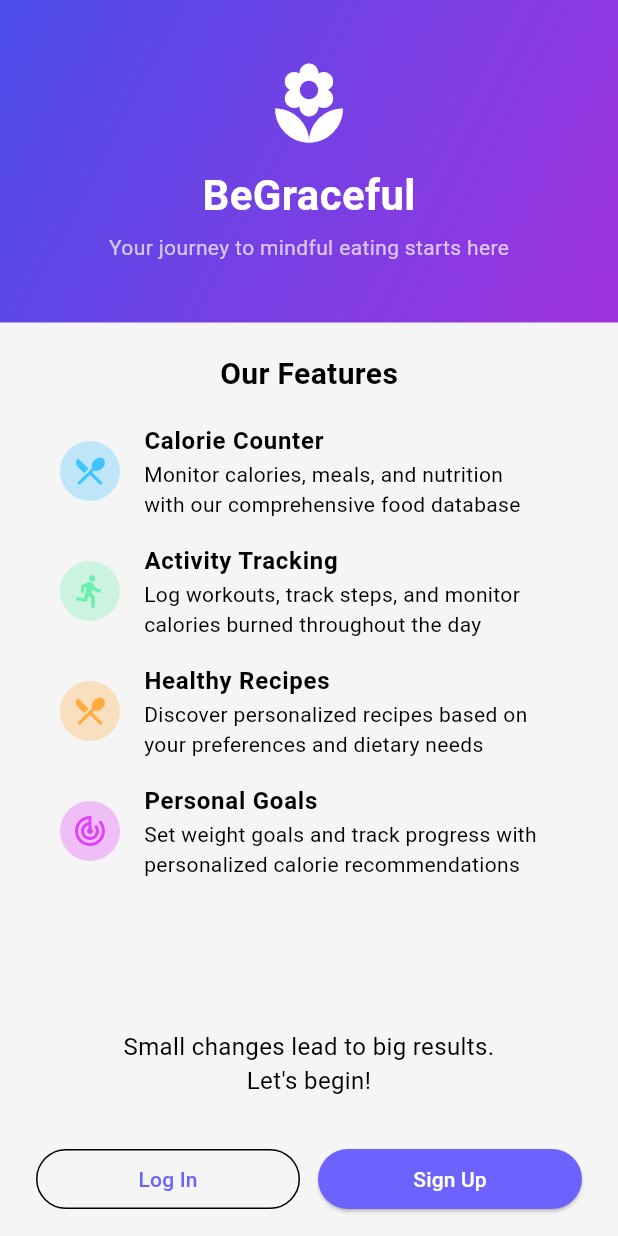
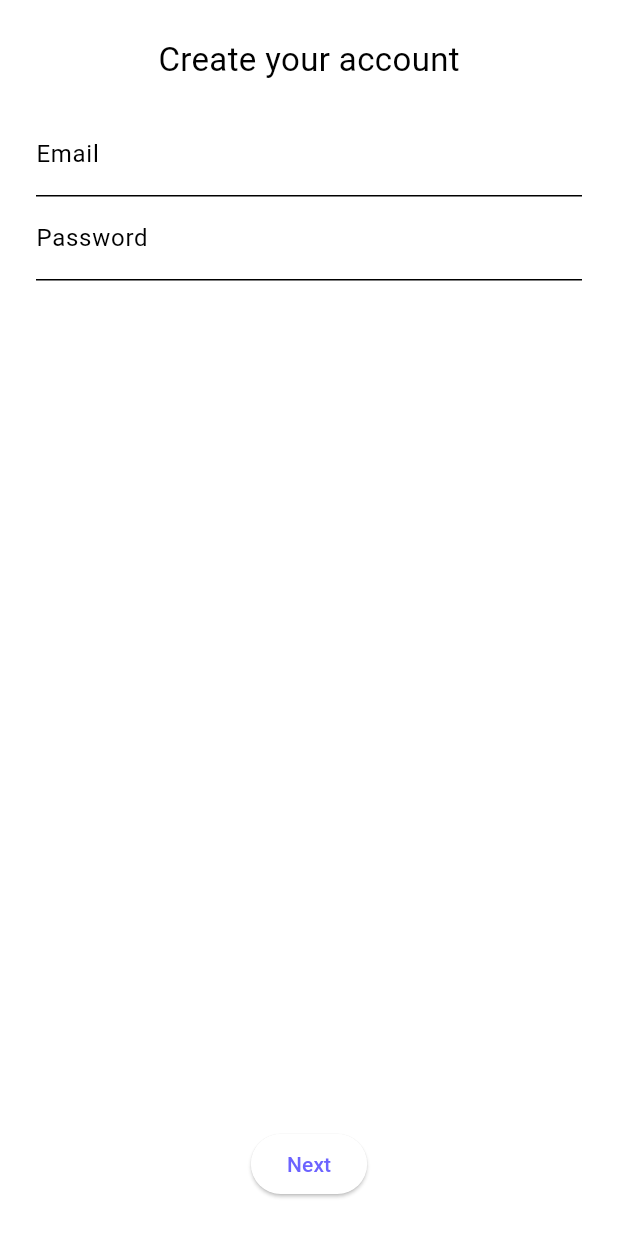
Before and after one commit to Retr0-46/BeGraceful, a Flutter app: the screen it shows after launch, after a tap on "Log In", on a phone screen of 412 x 824 dp. Run offline on Flutter 3.47's test engine with Material 3 defaults, Android fonts, the phone set to English and light mode, and no system bars.

Commit message:
registration draft

```diff
--- /dev/null
+++ b/frontend/lib/src/models/registration_data.dart
@@ -0,0 +1,22 @@
+class RegistrationData {
+  // Step 1
+  String? email;
+  String? password;
+
+  // Step 2
+  String? username;
+  String? gender;
+  DateTime? birthDate;
+  double? height;
+  double? weight;
+  String? activityLevel;
+  String? goal;
+  double? goalWeight;
+
+/*   // Step 3 - optional
+  List<String>? dietaryPreferences;
+  List<String>? allergies;
+  List<String>? healthConsitions; */
+
+  RegistrationData();
+}
--- /dev/null
+++ b/frontend/lib/src/services/auth_service.dart
@@ -0,0 +1,38 @@
+import 'package:http/http.dart' as http;
+import 'dart:convert';
+
+import '../models/registration_data.dart';
+
+class AuthService {
+  static Future<bool> register(String email, String password) async {
+    final response = await http.post(
+      Uri.parse('https://your-backend.com/api/register'),
+      headers: {'Content-Type': 'application/json'},
+      body: jsonEncode({'email': email, 'password': password}),
+    );
+
+    return response.statusCode == 200;
+  }
+
+  /* static Future<void> register(RegistrationData data) async {
+    final response = await http.post(
+      Uri.parse('https://your-api.com/api/register'),
+      headers: {'Content-Type': 'application/json'},
+      body: jsonEncode({
+        'username': data.username,
+        'email': data.email,
+        'password': data.password,
+        'gender': data.gender,
+        'birth_date': data.birthDate?.toIso8601String(),
+        'height': data.height,
+        'activity_level': data.activityLevel,
+        'goal': data.goal,
+        'goal_weight': data.goalWeight,
+      }),
+    );
+
+    if (response.statusCode != 200) {
+      throw Exception('Failed to register');
+    }
+  } */
+}
--- /dev/null
+++ b/frontend/lib/src/ui/screens/registration/registration_page_navigator.dart
@@ -0,0 +1,32 @@
+// lib/src/ui/screens/registration/registration_page.dart
+import 'package:flutter/material.dart';
+import '../../../models/registration_data.dart';
+import 'registration_step1_auth.dart';
+import 'registration_step2_profile.dart';
+
+class RegistrationPage extends StatefulWidget {
+  const RegistrationPage({super.key});
+
+  @override
+  State<RegistrationPage> createState() => _RegistrationPageState();
+}
+
+class _RegistrationPageState extends State<RegistrationPage> {
+  final RegistrationData _data = RegistrationData();
+  int step = 0;
+
+  void _next() => setState(() => step++);
+  void _finish() {
+    // Можно отправить все данные или перейти на главную
+    Navigator.of(context).pop(); // Или navigate to home
+  }
+
+  @override
+  Widget build(BuildContext context) {
+    return Scaffold(
+      body: step == 0
+          ? RegistrationStep1(data: _data, onNext: _next)
+          : RegistrationStep2(data: _data, onFinish: _finish),
+    );
+  }
+}
--- /dev/null
+++ b/frontend/lib/src/ui/screens/registration/registration_step1_auth.dart
@@ -0,0 +1,83 @@
+import 'package:flutter/material.dart';
+import '../../../models/registration_data.dart';
+import '../../../services/auth_service.dart';
+
+class RegistrationStep1 extends StatefulWidget {
+  final VoidCallback onNext;
+  final RegistrationData data;
+
+  const RegistrationStep1({super.key, required this.onNext, required this.data});
+
+  @override
+  State<RegistrationStep1> createState() => _RegistrationStep1State();
+}
+
+class _RegistrationStep1State extends State<RegistrationStep1> {
+  final _formKey = GlobalKey<FormState>();
+  final _emailController = TextEditingController();
+  final _passwordController = TextEditingController();
+
+  bool isLoading = false;
+  String? error;
+
+  final emailRegex = RegExp(r'^[a-zA-Z0-9._%+-]+@[a-zA-Z]+\.[a-zA-Z]+$');
+  final passwordRegex = RegExp(r'^[a-zA-Z0-9!@#\$%^&*()_+{}\[\]:;<>,.?~\\/-]+$');
+
+  void _submit() async {
+    if (_formKey.currentState!.validate()) {
+      setState(() => isLoading = true);
+      final success = await AuthService.register(
+        _emailController.text,
+        _passwordController.text,
+      );
+      setState(() => isLoading = false);
+
+      if (success) {
+        widget.data.email = _emailController.text;
+        widget.data.password = _passwordController.text;
+        widget.onNext();
+      } else {
+        setState(() => error = 'Registration failed. Try again.');
+      }
+    }
+  }
+
+  @override
+  Widget build(BuildContext context) {
+    return Padding(
+      padding: const EdgeInsets.all(24),
+      child: Form(
+        key: _formKey,
+        child: Column(
+          children: [
+            const Text('Create your account', style: TextStyle(fontSize: 22)),
+            const SizedBox(height: 20),
+            TextFormField(
+              controller: _emailController,
+              decoration: const InputDecoration(labelText: 'Email'),
+              validator: (val) =>
+                  val != null && emailRegex.hasMatch(val) ? null : 'Invalid email format',
+            ),
+            TextFormField(
+              controller: _passwordController,
+              obscureText: true,
+              decoration: const InputDecoration(labelText: 'Password'),
+              validator: (val) =>
+                  val != null && passwordRegex.hasMatch(val) && val.length >= 6
+                      ? null
+                      : 'Only letters/numbers/symbols, min 6 chars',
+            ),
+            if (error != null) ...[
+              const SizedBox(height: 10),
+              Text(error!, style: const TextStyle(color: Colors.red)),
+            ],
+            const Spacer(),
+            isLoading
+                ? const CircularProgressIndicator()
+                : ElevatedButton(onPressed: _submit, child: const Text('Next')),
+          ],
+        ),
+      ),
+    );
+  }
+}
--- a/frontend/lib/src/ui/screens/start_page.dart
+++ b/frontend/lib/src/ui/screens/start_page.dart
@@ -1,5 +1,7 @@
 import 'package:flutter/material.dart';
 import '../widgets/feature_tile.dart';
+import '../screens/registration/registration_page_navigator.dart';
+
 
 class StartPage extends StatelessWidget {
   const StartPage({super.key});
@@ -100,7 +102,10 @@ class StartPage extends StatelessWidget {
                 Expanded(
                   child: OutlinedButton(
                     onPressed: () {
-                      // TODO: Navigate to login
+                      Navigator.push(
+                        context,
+                        MaterialPageRoute(builder: (context) => const RegistrationPage()),
+                      );
                     },
                     child: const Text('Log In'),
                   ),
--- a/frontend/pubspec.yaml
+++ b/frontend/pubspec.yaml
@@ -35,6 +35,7 @@ dependencies:
   # Use with the CupertinoIcons class for iOS style icons.
   cupertino_icons: ^1.0.8
   provider: ^6.1.5
+  http: ^1.4.0
 
 dev_dependencies:
   flutter_test:
```
Also changed, not shown: frontend/lib/src/ui/screens/registration/registration_step2_profile.dart (added, +115 -0 lines), frontend/pubspec.lock.
